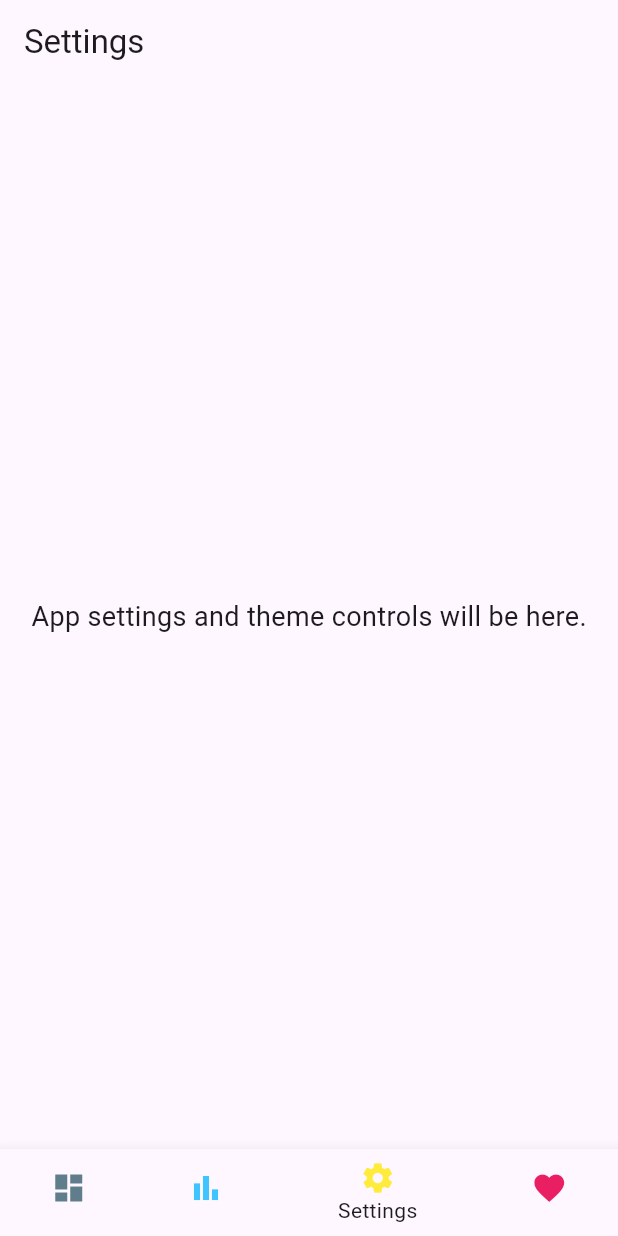
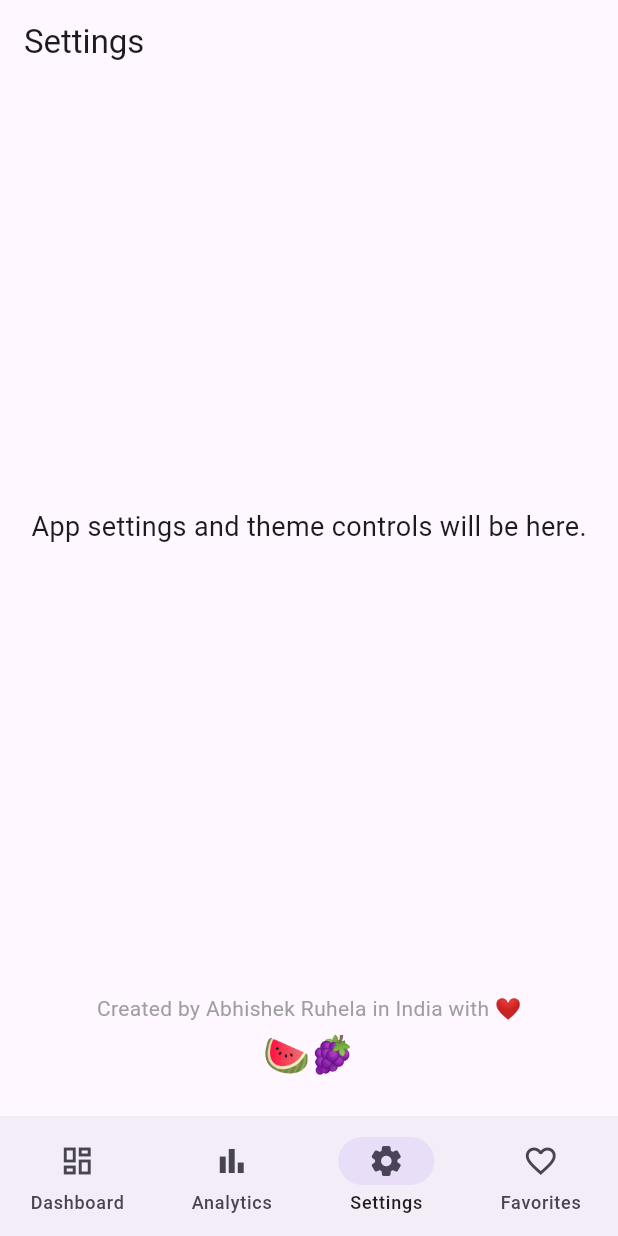
Before and after one commit to mysterioxx/personal_tracker, a Flutter app: the screen it shows after launch, item 3 of the bottom bar chosen, on a phone screen of 412 x 824 dp. Run offline on Flutter 3.47's test engine with Material 3 defaults, Android fonts, the phone set to English and light mode, and no system bars; our stand-ins replace shared_preferences; network calls fail.

Commit message:
icon try

```diff
--- a/lib/main.dart
+++ b/lib/main.dart
@@ -1,27 +1,12 @@
 //imported the new file named dashboard1.dart
 import 'dashboard1.dart';
+import 'package:flutter/material.dart';
+// We import the shared_preferences package here so the FavoritesPage can use it.
+import 'package:shared_preferences/shared_preferences.dart';
+// We import our new settings page here.
+import 'settings_page.dart';
 
-// --- STEP 1: IMPORTING PACKAGES ---
-
-
-
-// 'import' is how we bring in code libraries to use their features.
-
-// This is the core library for Flutter's UI components (like buttons, text, layout).
-// It's based on Google's Material Design.
-import 'package:flutter/material.dart';
-
-// We import the 'http' package, which we added in pubspec.yaml.
-// It allows our app to make requests to the internet (API calls).
-// We use 'as http' to give it a shorter name.
-//import 'package:http/http.dart' as http;
-
-// This built-in library helps us work with JSON data, which is the
-// standard format for most APIs.
-//import 'dart:convert';
-
-
-// --- STEP 2: THE STARTING POINT OF THE APP ---
+// --- STEP 1: THE STARTING POINT OF THE APP ---
 
 // The 'main' function is the entry point. Every Flutter app starts running from here.
 void main() {
@@ -30,8 +15,7 @@ void main() {
   runApp(const MyApp());
 }
 
-
-// --- STEP 3: THE ROOT WIDGET OF YOUR APPLICATION ---
+// --- STEP 2: THE ROOT WIDGET OF YOUR APPLICATION ---
 
 // 'MyApp' is a StatelessWidget because its own properties don't change over time.
 // It just sets up the main theme and structure.
@@ -77,11 +61,10 @@ class MyApp extends StatelessWidget {
   }
 }
 
-
-// --- STEP 4: THE MAIN SCREEN THAT HOLDS OUR 3 PAGES ---
+// --- STEP 3: THE MAIN SCREEN THAT HOLDS OUR 4 PAGES ---
 
 // 'MyHomePage' is a StatefulWidget because its state can change.
-// Specifically, we need to remember WHICH of the three tabs is currently selected.
+// Specifically, we need to remember WHICH of the four tabs is currently selected.
 class MyHomePage extends StatefulWidget {
   const MyHomePage({super.key});
 
@@ -94,12 +77,13 @@ class _MyHomePageState extends State<MyHomePage> {
   // This variable holds the index of the currently selected tab. 0 is the first tab.
   int _selectedIndex = 0;
 
-  // This is a list of our three page widgets.
+  // This is a list of our four page widgets.
   // The app will display the widget from this list that corresponds to '_selectedIndex'.
   static const List<Widget> _widgetOptions = <Widget>[
     DashboardPage(),
     AnalyticsPage(),
     SettingsPage(),
+    FavoritesPage(),
   ];
 
   // This function is called whenever a user taps on an item in the bottom navigation bar.
@@ -113,57 +97,58 @@ class _MyHomePageState extends State<MyHomePage> {
 
   @override
   Widget build(BuildContext context) {
-    // 'Scaffold' is a standard layout widget. It gives us the structure for
-    // a typical screen, including an app bar, body, and bottom navigation bar.
+    // 'Scaffold' is a standard layout widget.
     return Scaffold(
       // The body of the scaffold shows the currently selected page.
       body: Center(
         child: _widgetOptions.elementAt(_selectedIndex),
       ),
-      // This is the navigation bar at the bottom of the screen.
-      //update: added colors to icons and added a new icon named favourite
-      bottomNavigationBar: BottomNavigationBar(
-        // These are the individual items (tabs) in the bar.
-        items: const <BottomNavigationBarItem>[
-          BottomNavigationBarItem(
-            icon: Icon(Icons.dashboard,
-            color: Colors.blueGrey),
+
+      // --- MODERN NAVIGATION BAR (Material 3 NavigationBar) ---
+      // This is the modern replacement for BottomNavigationBar.
+      bottomNavigationBar: NavigationBar(
+        // This is the index of the currently selected item.
+        selectedIndex: _selectedIndex,
+        // Specifies which function to call when an item is tapped.
+        onDestinationSelected: _onItemTapped,
+        // Removes the default shadow for a flat, modern look.
+        elevation: 0,
+
+        // These are the individual items (destinations) in the bar.
+        destinations: const <NavigationDestination>[
+          NavigationDestination(
+            // `_outlined` is used for unselected, `_filled` for selected (by default).
+            icon: Icon(Icons.dashboard_outlined),
+            selectedIcon: Icon(Icons.dashboard_rounded),
             label: 'Dashboard',
           ),
-          BottomNavigationBarItem(
-            icon: Icon(Icons.bar_chart,
-            color: Colors.lightBlueAccent),
+          NavigationDestination(
+            icon: Icon(Icons.bar_chart_outlined),
+            selectedIcon: Icon(Icons.bar_chart_rounded),
             label: 'Analytics',
           ),
-          BottomNavigationBarItem(
-            icon: Icon(Icons.settings,color: Colors.yellow),
-
+          NavigationDestination(
+            icon: Icon(Icons.settings_outlined),
+            selectedIcon: Icon(Icons.settings_rounded),
             label: 'Settings',
           ),
-          BottomNavigationBarItem(
-            icon: Icon(Icons.favorite,
-                        color: Colors.pink),
-            label: 'Profile',
+          NavigationDestination(
+            icon: Icon(Icons.favorite_outline),
+            selectedIcon: Icon(Icons.favorite_rounded),
+            label: 'Favorites',
           ),
         ],
-        currentIndex: _selectedIndex, // Highlights the currently selected item.
-        onTap: _onItemTapped,         // Specifies which function to call when an item is tapped.
-      selectedItemColor: Theme.of(context).colorScheme.onSurface,
-  unselectedItemColor: Theme.of(context).colorScheme.onSurface.withOpacity(0.6),
       ),
     );
   }
 }
 
+// --- STEP 4: DEFINING EACH OF THE FOUR PAGES ---
 
-// --- STEP 5: DEFINING EACH OF THE THREE PAGES --- edited:: four pages
-
-// --- PAGE 1: DASHBOARD --- created a new file named dashboard1.dart and moved the code there
-// See lib/dashboard1.dart
+// --- PAGE 1: DASHBOARD --- (Code is in dashboard1.dart)
 
 // --- PAGE 2: ANALYTICS (Placeholder) ---
 // This is a StatelessWidget because it's just displaying static text for now.
-// It doesn't need to manage any changing data.
 class AnalyticsPage extends StatelessWidget {
   const AnalyticsPage({super.key});
 
@@ -183,22 +168,73 @@ class AnalyticsPage extends StatelessWidget {
   }
 }
 
+// --- PAGE 3: SETTINGS (MOVED TO settings_page.dart) ---
 
-// --- PAGE 3: SETTINGS (Placeholder) ---
-class SettingsPage extends StatelessWidget {
-  const SettingsPage({super.key});
+// --- PAGE 4: FAVORITES (Now displays saved quotes) ---
+// This is a StatefulWidget because its content (the list of favorites) can change.
+class FavoritesPage extends StatefulWidget {
+  const FavoritesPage({super.key});
+
+  @override
+  State<FavoritesPage> createState() => _FavoritesPageState();
+}
+
+// The State class for FavoritesPage.
+class _FavoritesPageState extends State<FavoritesPage> {
+  // This list will hold the favorite quotes loaded from storage.
+  List<String> _favorites = [];
+
+  // This is a crucial method. It's called once when the widget is created.
+  @override
+  void initState() {
+    super.initState();
+    _loadFavorites(); // Call our function to load the favorites.
+  }
+
+  // --- FUNCTION TO LOAD FAVORITES ---
+  Future<void> _loadFavorites() async {
+    final prefs = await SharedPreferences.getInstance();
+    // Use `getStringList` to retrieve the list. The `?? []` provides an empty list if none is found.
+    final favorites = prefs.getStringList('favorites') ?? [];
+    // We use setState to update the UI with the loaded data.
+    setState(() {
+      _favorites = favorites;
+    });
+  }
 
   @override
   Widget build(BuildContext context) {
+    final isDarkMode = Theme.of(context).brightness == Brightness.dark;
+    final textColor = isDarkMode ? Colors.white : Colors.black;
+
     return Scaffold(
       appBar: AppBar(
-        title: const Text('Settings'),
+        title: const Text('Favorites'),
       ),
-      body: const Center(
+      // Check if the list of favorites is empty and display a message if so.
+      body: _favorites.isEmpty
+          ? Center(
         child: Text(
-          'App settings and theme controls will be here.',
-          style: TextStyle(fontSize: 18),
+          'You have no favorite quotes yet!',
+          style: TextStyle(fontSize: 18, color: textColor.withOpacity(0.6)),
+          textAlign: TextAlign.center,
         ),
+      )
+      // If the list is not empty, display it using a ListView.
+          : ListView.builder(
+        itemCount: _favorites.length,
+        itemBuilder: (context, index) {
+          // Return a Card with a ListTile for each quote.
+          return Card(
+            margin: const EdgeInsets.symmetric(horizontal: 16.0, vertical: 8.0),
+            child: ListTile(
+              title: Text(
+                _favorites[index],
+                style: TextStyle(fontSize: 16, color: textColor),
+              ),
+            ),
+          );
+        },
       ),
     );
   }
--- /dev/null
+++ b/lib/settings_page.dart
@@ -0,0 +1,51 @@
+// Imports for Flutter's UI components.
+import 'package:flutter/material.dart';
+
+// --- PAGE 3: SETTINGS (Includes Attribution with Emojis) ---
+// This is a StatelessWidget because its content doesn't change based on user interaction.
+class SettingsPage extends StatelessWidget {
+  const SettingsPage({super.key});
+
+  @override
+  Widget build(BuildContext context) {
+    return Scaffold(
+      appBar: AppBar(
+        title: const Text('Settings'),
+      ),
+      body: Column(
+        children: <Widget>[
+          const Expanded(
+            child: Center(
+              child: Text(
+                'App settings and theme controls will be here.',
+                style: TextStyle(fontSize: 18),
+              ),
+            ),
+          ),
+          // --- Custom Footer (Attribution) ---
+          Padding(
+            padding: const EdgeInsets.only(bottom: 24.0, top: 16.0),
+            child: Column(
+              children: [
+                const Text(
+                  'Created by Abhishek Ruhela in India with ❤️',
+                  style: TextStyle(
+                    fontSize: 14,
+                    // Use opacity for a subtle, modern footer look.
+                    color: Colors.grey,
+                  ),
+                ),
+                const SizedBox(height: 4),
+                // Using Text widget for emojis
+                const Text(
+                  '🍉🍇', // Watermelon and Grapes emojis
+                  style: TextStyle(fontSize: 24), // Adjust size as needed
+                ),
+              ],
+            ),
+          ),
+        ],
+      ),
+    );
+  }
+}
```
Also changed, not shown: lib/dashboard1.dart (+45 -7 lines), pubspec.yaml (+10 -1 lines), assets/icon/app_icon.png (added), pubspec.lock, 28 other files.
